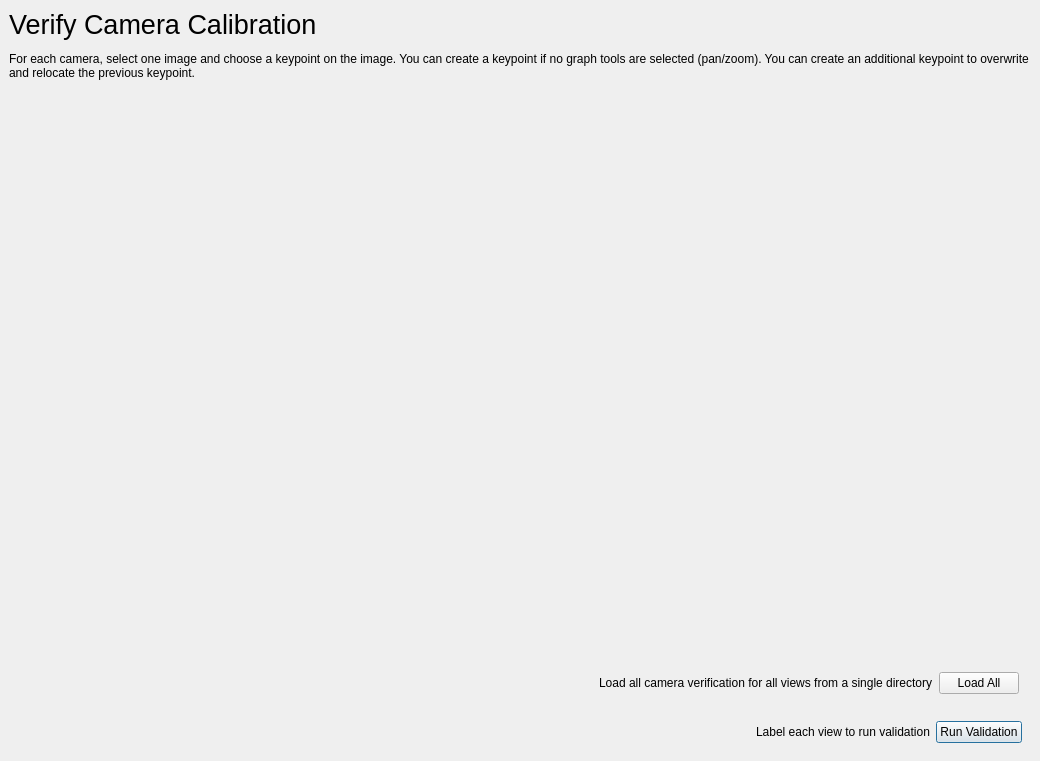
This is src/calibration/ui_files/calibration.ui in HarvardRC/newsdannce as Qt 5 draws it before an edit. The edited form follows.
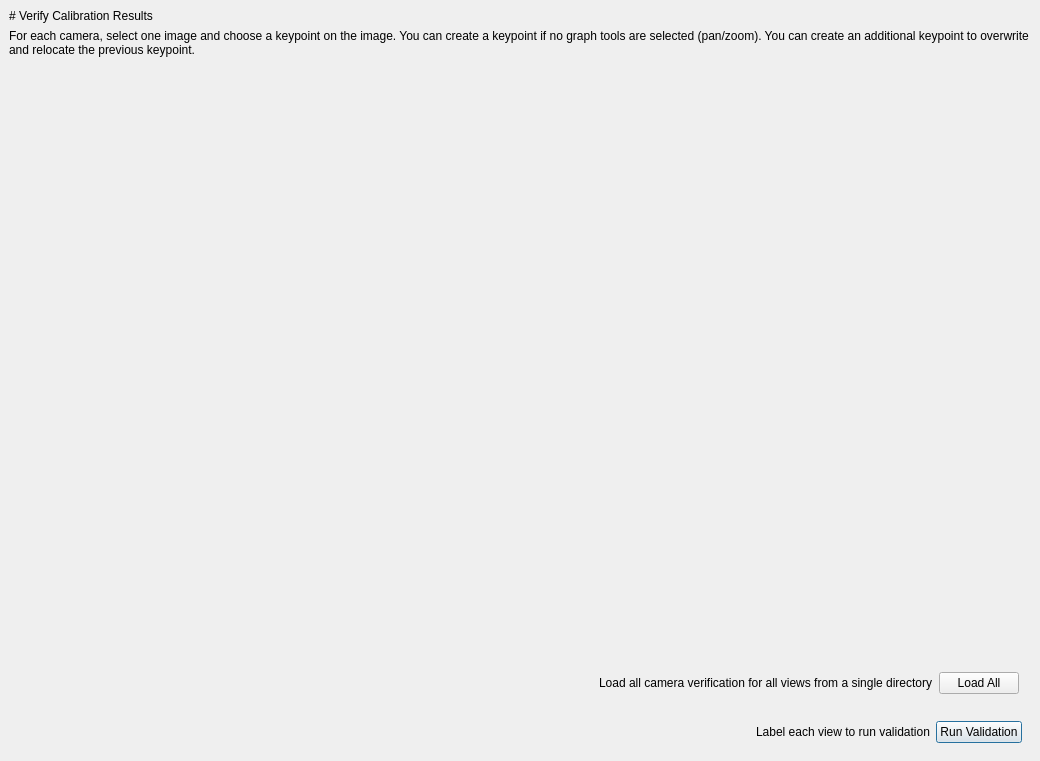
This is the edited form. The open tabs and pages were chosen to show the change.

What changed in the file:
```diff
--- a/src/calibration/ui_files/calibration.ui
+++ b/src/calibration/ui_files/calibration.ui
@@ -578,6 +578,16 @@
   </widget>
   <widget class="QWidget" name="validatePage">
    <layout class="QVBoxLayout" name="verticalLayout_9">
+    <item>
+     <widget class="QLabel" name="label_10">
+      <property name="text">
+       <string># Verify Calibration Results</string>
+      </property>
+      <property name="textFormat">
+       <enum>Qt::MarkdownText</enum>
+      </property>
+     </widget>
+    </item>
     <item>
      <widget class="QLabel" name="label_8">
       <property name="sizePolicy">
@@ -587,7 +597,7 @@
        </sizepolicy>
       </property>
       <property name="text">
-       <string>&lt;html&gt;&lt;head/&gt;&lt;body&gt;&lt;p&gt;&lt;span style=&quot; font-size:20pt;&quot;&gt;Verify Camera Calibration&lt;/span&gt;&lt;/p&gt;&lt;p&gt;For each camera, select one image and choose a keypoint on the image. You can create a keypoint if no graph tools are selected (pan/zoom). You can create an additional keypoint to overwrite and relocate the previous keypoint.&lt;/p&gt;&lt;/body&gt;&lt;/html&gt;</string>
+       <string>&lt;html&gt;&lt;head/&gt;&lt;body&gt;&lt;p&gt;For each camera, select one image and choose a keypoint on the image. You can create a keypoint if no graph tools are selected (pan/zoom). You can create an additional keypoint to overwrite and relocate the previous keypoint.&lt;/p&gt;&lt;/body&gt;&lt;/html&gt;</string>
       </property>
       <property name="alignment">
        <set>Qt::AlignLeading|Qt::AlignLeft|Qt::AlignTop</set>
```
Left out of the diff: 111 changed lines with no effect on the pictures.
